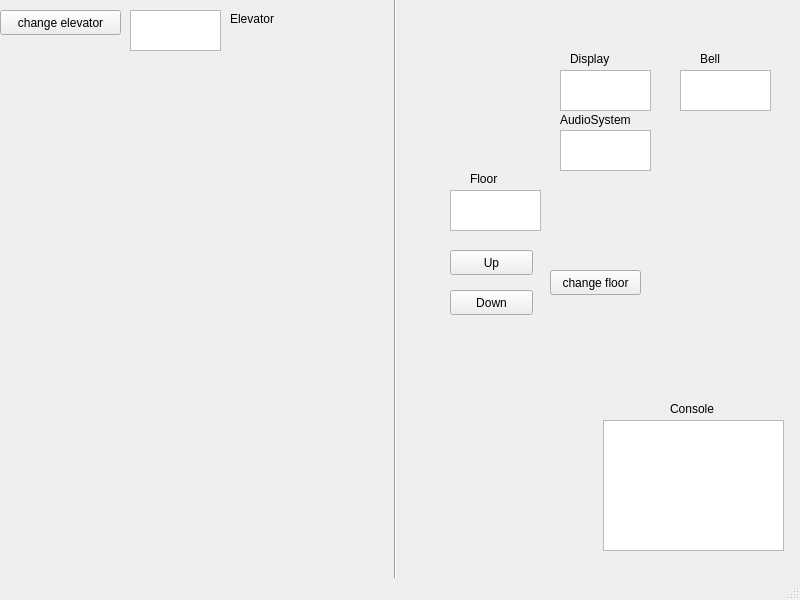
Old version of the form mainwindow.ui in the repository Kaibbage/Elevator-Simulation.
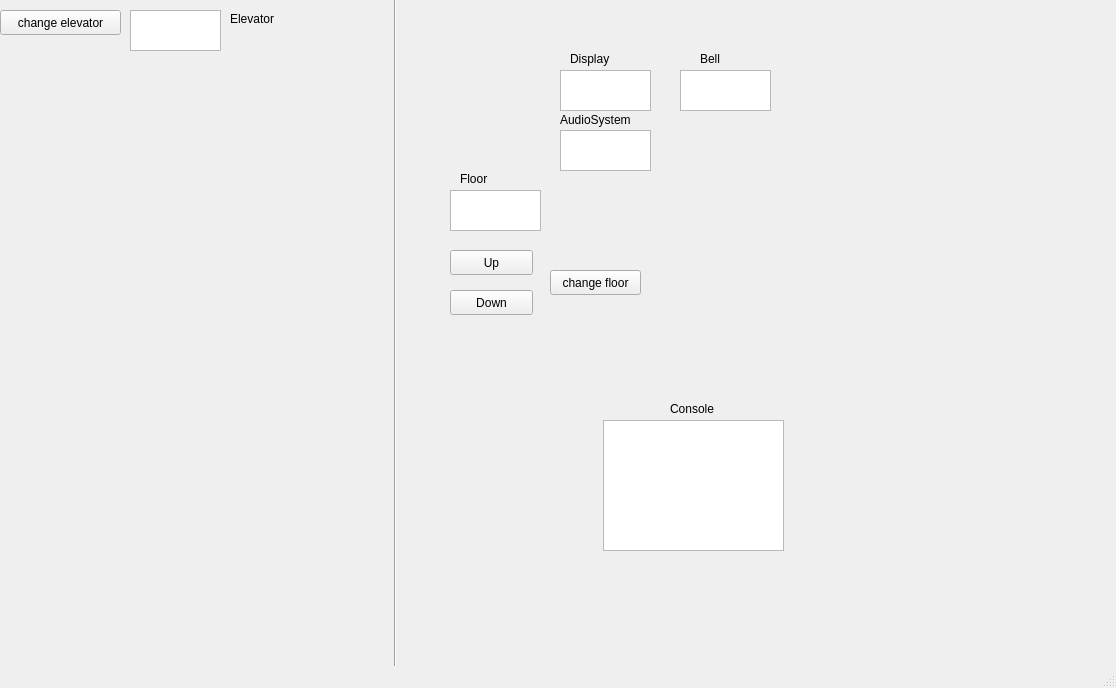
New version of the form.

The edit to the form file:
```diff
--- a/mainwindow.ui
+++ b/mainwindow.ui
@@ -6,8 +6,8 @@
    <rect>
     <x>0</x>
     <y>0</y>
-    <width>800</width>
-    <height>600</height>
+    <width>1116</width>
+    <height>688</height>
    </rect>
   </property>
   <property name="windowTitle">
@@ -132,7 +132,7 @@
       <x>370</x>
       <y>-60</y>
       <width>51</width>
-      <height>651</height>
+      <height>751</height>
      </rect>
     </property>
     <property name="orientation">
@@ -207,7 +207,7 @@
    <widget class="QLabel" name="label_6">
     <property name="geometry">
      <rect>
-      <x>470</x>
+      <x>460</x>
       <y>170</y>
       <width>62</width>
       <height>17</height>
```
Left out of the diff: 2 changed lines with no effect on the pictures.
